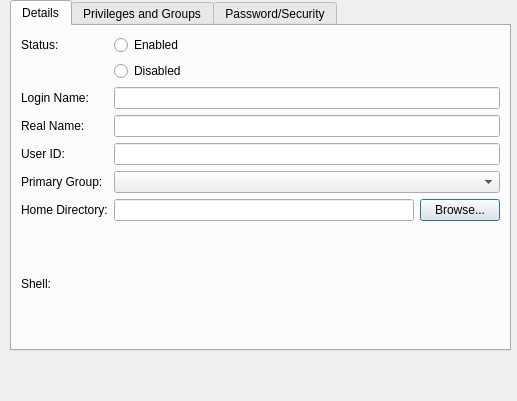
This is ui/userproperties.ui in KDE/kcm-userconfig as Qt 5 draws it before an edit. The edited form follows.
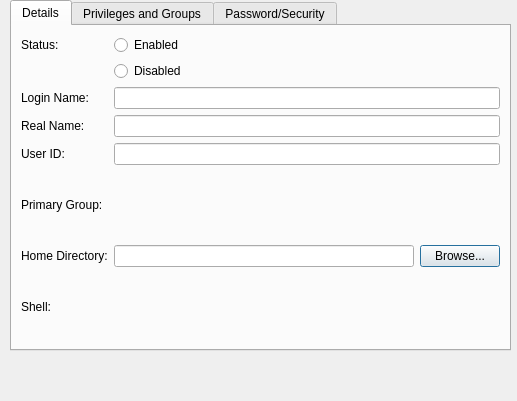
This is the edited form.

Commit message: Attribute errors -- Add a window title to maindialog.ui

Patch:
```diff
--- a/ui/userproperties.ui
+++ b/ui/userproperties.ui
@@ -87,9 +87,6 @@
        </property>
       </widget>
      </item>
-     <item row="5" column="1" colspan="2" >
-      <widget class="QComboBox" name="primarygroupedit" />
-     </item>
      <item row="6" column="0" >
       <widget class="QLabel" name="label_2" >
        <property name="text" >
```
The commit also changes 2 other files.
